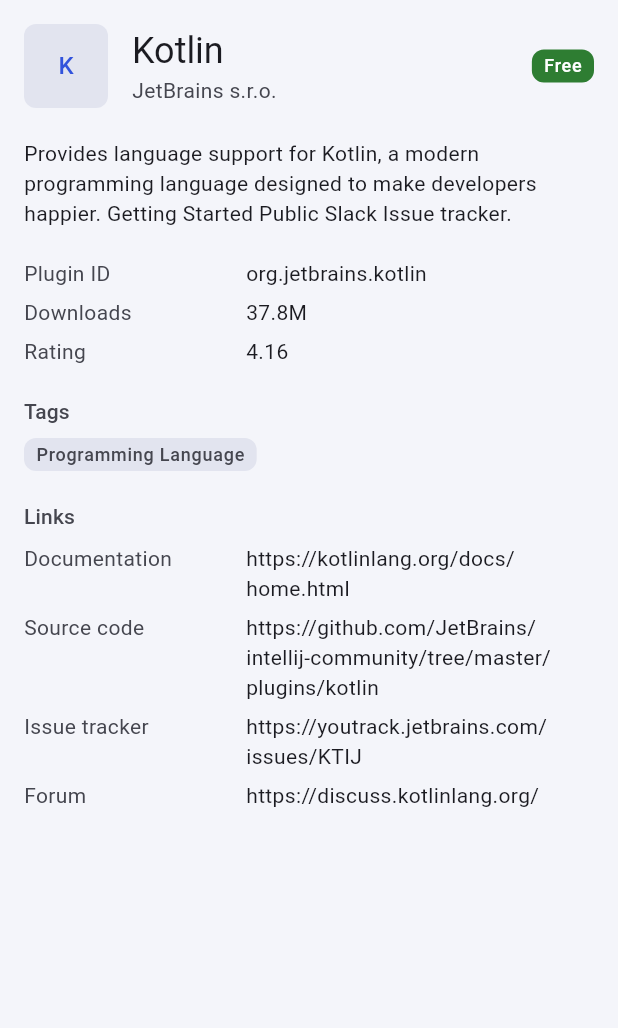
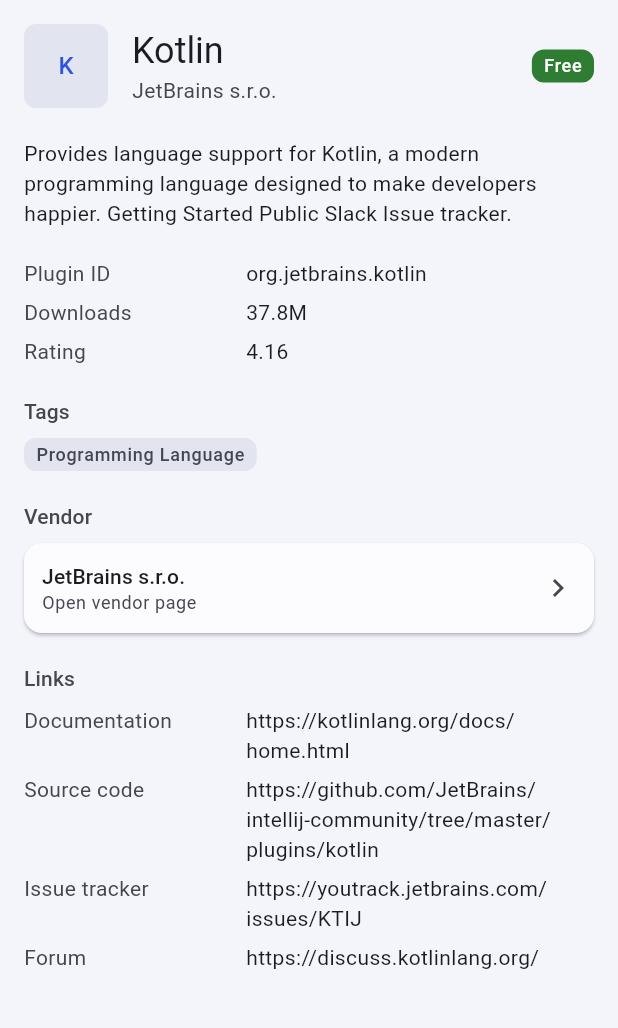
Before and after one commit to ritabokach/JetBrains-Plugins-Flutter, a Flutter app: the screen it shows after launch, after a tap on an icon or button, on a phone screen of 412 x 824 dp, the part 84-1112 px from its top. Run offline on Flutter 3.47's test engine with Material 3 defaults, Android fonts, the phone set to English and light mode, and no system bars; our stand-ins replace flutter_bloc, go_router; generated files the repository leaves out were written again.

Commit message:
feat(vendor): add the vendor page with its plugins
The detail links to /vendor/:id, where VendorBloc loads the vendor and
the plugins it publishes. Both the vendor and the plugins on its page
are opened with push, so every back step returns exactly one screen:
plugin, vendor, plugin, list.

ContentWidth now fills the width it is allowed, which also lines the
detail up with the list on a wide window.

```diff
--- a/lib/common/navigation/app_router.dart
+++ b/lib/common/navigation/app_router.dart
@@ -4,12 +4,15 @@
 import 'package:jetbrains_plugins/common/widgets/message_view.dart';
 import 'package:jetbrains_plugins/features/plugin/presentation/view/plugin_detail_screen.dart';
 import 'package:jetbrains_plugins/features/plugin/presentation/view/plugin_list_screen.dart';
+import 'package:jetbrains_plugins/features/plugin/presentation/view/vendor_screen.dart';
 import 'package:jetbrains_plugins/l10n/app_localizations.dart';
 
 abstract final class AppRoutes {
   static const String list = '/';
 
   static String plugin(int id) => '/plugin/$id';
+
+  static String vendor(int id) => '/vendor/$id';
 }
 
 abstract final class AppRouter {
@@ -33,6 +36,11 @@
                 state,
                 _withId(state, (id) => PluginDetailScreen(id: id)),
               ),
+            ),
+            GoRoute(
+              path: 'vendor/:id',
+              pageBuilder: (context, state) =>
+                  _page(state, _withId(state, (id) => VendorScreen(id: id))),
             ),
           ],
         ),
--- a/lib/common/widgets/content_width.dart
+++ b/lib/common/widgets/content_width.dart
@@ -13,7 +13,7 @@
       alignment: Alignment.topCenter,
       child: ConstrainedBox(
         constraints: const BoxConstraints(maxWidth: maxWidth),
-        child: child,
+        child: SizedBox(width: double.infinity, child: child),
       ),
     );
   }
--- /dev/null
+++ b/lib/features/plugin/presentation/bloc/vendor/vendor_bloc.dart
@@ -0,0 +1,22 @@
+import 'package:flutter_bloc/flutter_bloc.dart';
+import 'package:jetbrains_plugins/features/plugin/domain/i_plugin_repository.dart';
+import 'package:jetbrains_plugins/features/plugin/presentation/bloc/vendor/vendor_event.dart';
+import 'package:jetbrains_plugins/features/plugin/presentation/bloc/vendor/vendor_state.dart';
+
+class VendorBloc extends Bloc<VendorEvent, VendorState> {
+  VendorBloc(this._repository) : super(const VendorLoading()) {
+    on<VendorOpened>(_onOpened);
+  }
+
+  final IPluginRepository _repository;
+
+  Future<void> _onOpened(VendorOpened event, Emitter<VendorState> emit) async {
+    final vendor = await _repository.getVendor(event.id);
+    if (vendor == null) {
+      emit(VendorNotFound(event.id));
+      return;
+    }
+    final plugins = await _repository.getPluginsByVendor(vendor.id);
+    emit(VendorLoaded(vendor, plugins: plugins));
+  }
+}
--- a/lib/features/plugin/presentation/view/plugin_detail_screen.dart
+++ b/lib/features/plugin/presentation/view/plugin_detail_screen.dart
@@ -1,5 +1,7 @@
 import 'package:flutter/material.dart';
 import 'package:flutter_bloc/flutter_bloc.dart';
+import 'package:go_router/go_router.dart';
+import 'package:jetbrains_plugins/common/navigation/app_router.dart';
 import 'package:jetbrains_plugins/common/widgets/app_scaffold.dart';
 import 'package:jetbrains_plugins/common/widgets/content_width.dart';
 import 'package:jetbrains_plugins/common/widgets/message_view.dart';
@@ -9,6 +11,7 @@
 import 'package:jetbrains_plugins/features/plugin/presentation/bloc/detail/plugin_detail_event.dart';
 import 'package:jetbrains_plugins/features/plugin/presentation/bloc/detail/plugin_detail_state.dart';
 import 'package:jetbrains_plugins/features/plugin/presentation/utils/plugin_format.dart';
+import 'package:jetbrains_plugins/features/plugin/presentation/view/widgets/card_surface.dart';
 import 'package:jetbrains_plugins/features/plugin/presentation/view/widgets/fact_row.dart';
 import 'package:jetbrains_plugins/features/plugin/presentation/view/widgets/plugin_avatar.dart';
 import 'package:jetbrains_plugins/features/plugin/presentation/view/widgets/pricing_chip.dart';
@@ -54,9 +57,9 @@
     final l10n = AppLocalizations.of(context);
     final theme = Theme.of(context);
     final links = plugin.links(l10n);
-    return SingleChildScrollView(
-      padding: const EdgeInsets.all(16),
-      child: ContentWidth(
+    return ContentWidth(
+      child: SingleChildScrollView(
+        padding: const EdgeInsets.all(16),
         child: Column(
           crossAxisAlignment: CrossAxisAlignment.start,
           spacing: 20,
@@ -103,6 +106,10 @@
                 title: l10n.detailTags,
                 child: TagRow(tags: plugin.tags),
               ),
+            Section(
+              title: l10n.detailVendor,
+              child: _VendorLink(plugin: plugin),
+            ),
             if (links.isNotEmpty)
               Section(
                 title: l10n.detailLinks,
@@ -120,3 +127,36 @@
     );
   }
 }
+
+class _VendorLink extends StatelessWidget {
+  const _VendorLink({required this.plugin});
+
+  final PluginModel plugin;
+
+  @override
+  Widget build(BuildContext context) {
+    final theme = Theme.of(context);
+    return CardSurface(
+      onTap: () => context.push(AppRoutes.vendor(plugin.vendor.id)),
+      child: Row(
+        children: [
+          Expanded(
+            child: Column(
+              crossAxisAlignment: CrossAxisAlignment.start,
+              children: [
+                Text(plugin.vendor.name, style: theme.textTheme.titleSmall),
+                Text(
+                  AppLocalizations.of(context).detailOpenVendor,
+                  style: theme.textTheme.bodySmall?.copyWith(
+                    color: theme.colorScheme.onSurfaceVariant,
+                  ),
+                ),
+              ],
+            ),
+          ),
+          Icon(Icons.chevron_right, color: theme.colorScheme.onSurfaceVariant),
+        ],
+      ),
+    );
+  }
+}
```
Also changed, not shown: lib/features/plugin/presentation/bloc/vendor/vendor_event.dart (added, +9 -0 lines), lib/features/plugin/presentation/bloc/vendor/vendor_state.dart (added, +23 -0 lines), lib/features/plugin/presentation/utils/vendor_format.dart (added, +9 -0 lines), lib/features/plugin/presentation/view/vendor_screen.dart (added, +116 -0 lines).
